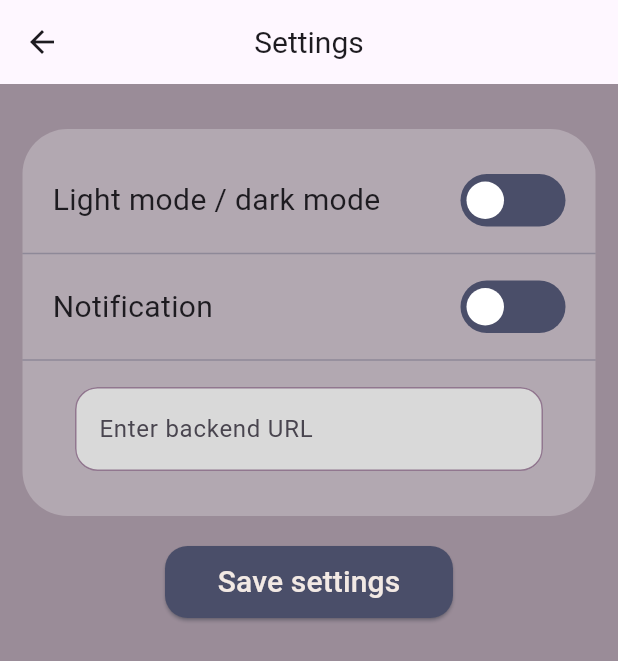
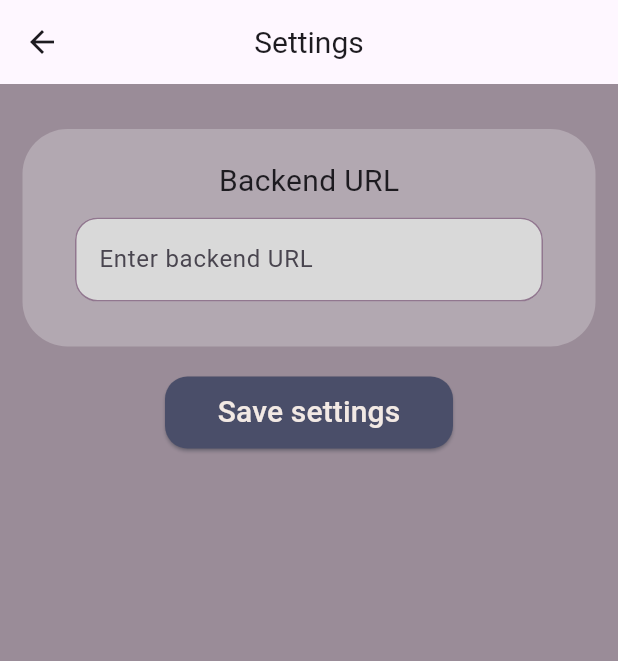
Before and after one commit to LifeBalance2023/App, a Flutter app: the SettingsScreen screen opened by its route, on a phone screen of 412 x 824 dp. Shown: the top 661 px of the screen. Run offline on Flutter 3.47's test engine with Material 3 defaults, Android fonts, the phone set to English and light mode, and no system bars; drawn by our look-alikes of flutter_switch; our stand-ins replace dio, firebase_auth, firebase_core, flutter_bloc, flutter_dotenv, flutter_local_notifications and 4 more; accounts and stored records are empty; Roboto replaces fonts that are missing (JejuGothic).

Commit message:
Cleaned up settings screen

```diff
--- a/frontend/lib/screens/settings/settings_screen.dart
+++ b/frontend/lib/screens/settings/settings_screen.dart
@@ -1,6 +1,5 @@
 import 'package:flutter/material.dart';
 import 'package:flutter_bloc/flutter_bloc.dart';
-import 'package:flutter_switch/flutter_switch.dart';
 import 'package:frontend/components/custom_button.dart';
 import 'package:frontend/components/custom_progress_indicator.dart';
 import 'package:frontend/components/form_textfield.dart';
@@ -16,9 +15,6 @@ class SettingsScreen extends StatefulWidget {
 }
 
 class _SettingsScreenState extends State<SettingsScreen> {
-  bool themeSwitch = false;
-  bool notificationSwitch = false;
-
   @override
   void initState() {
     super.initState();
@@ -93,69 +89,16 @@ class _SettingsScreenState extends State<SettingsScreen> {
                       padding: const EdgeInsets.symmetric(vertical: 20),
                       child: Column(
                         children: [
-                          Padding(
-                            padding: const EdgeInsets.symmetric(horizontal: 20.0, vertical: 10.0),
-                            child: Row(
-                              mainAxisAlignment: MainAxisAlignment.spaceBetween,
+                          Column(
+                            mainAxisAlignment: MainAxisAlignment.start,
                             children: [
                               const Text(
-                                  'Light mode / dark mode',
+                                'Backend URL',
                                 style: TextStyle(
                                   fontFamily: 'JejuGothic',
                                   fontSize: 20.0,
                                   fontWeight: FontWeight.w400,
                                 ),
-                                ),
-                                FlutterSwitch(
-                                  value: themeSwitch,
-                                  onToggle: (value) {
-                                    setState(
-                                      () {
-                                        themeSwitch = value;
-                                        print(themeSwitch);
-                                      },
-                                    );
-                                  },
-                                  inactiveColor: const Color(0xFF4A4E69),
-                                  activeColor: Colors.green,
-                                ),
-                              ],
-                            ),
-                          ),
-                          Divider(
-                            color: const Color(0xFF4A4E69).withOpacity(0.35),
-                          ),
-                          Padding(
-                            padding: const EdgeInsets.symmetric(horizontal: 20.0, vertical: 10.0),
-                            child: Row(
-                              mainAxisAlignment: MainAxisAlignment.spaceBetween,
-                              children: [
-                                const Text(
-                                  'Notification',
-                                  style: TextStyle(
-                                    fontFamily: 'JejuGothic',
-                                    fontSize: 20.0,
-                                    fontWeight: FontWeight.w400,
-                                  ),
-                                ),
-                                FlutterSwitch(
-                                  value: notificationSwitch,
-                                  onToggle: (value) {
-                                    setState(
-                                      () {
-                                        notificationSwitch = value;
-                                        print(notificationSwitch);
-                                      },
-                                    );
-                                  },
-                                  inactiveColor: const Color(0xFF4A4E69),
-                                  activeColor: Colors.green,
-                                ),
-                              ],
-                            ),
-                          ),
-                          Divider(
-                            color: const Color(0xFF4A4E69).withOpacity(0.35),
                               ),
                               Padding(
                                 padding: const EdgeInsets.symmetric(vertical: 10),
@@ -167,6 +110,8 @@ class _SettingsScreenState extends State<SettingsScreen> {
                                   ),
                                   controller: textController,
                                 ),
+                              ),
+                            ],
                           ),
                         ],
                       ),
```
Lines whose indentation alone changed are shown as unchanged.
